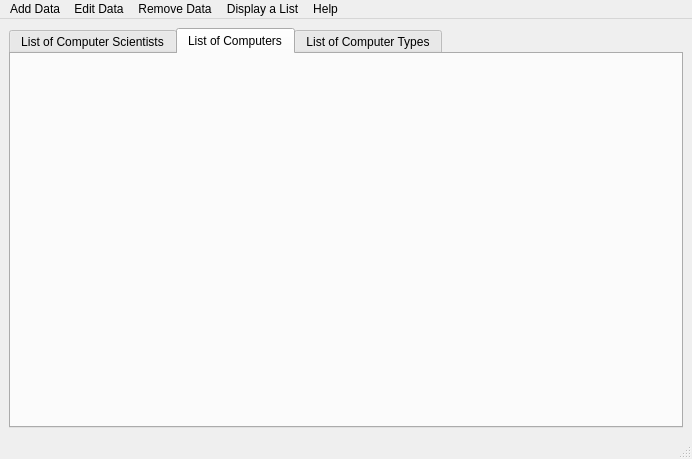
Before: the Qt Designer form UI/mainwindow.ui in JonOrnBrynjarsson/vN1w3H51, drawn with Qt 5.
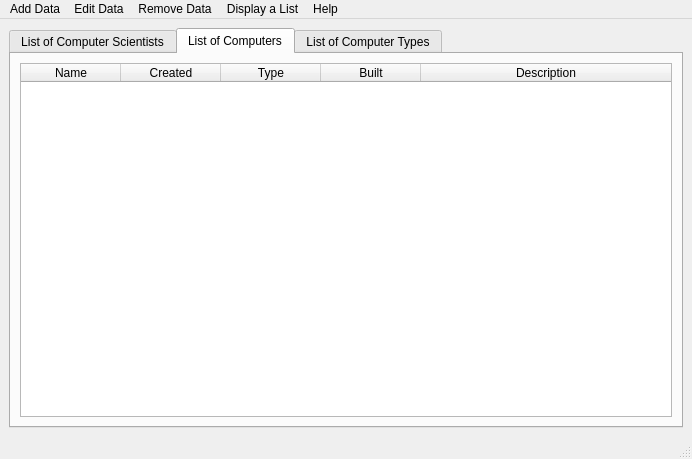
After: the same form once the commit is applied. The open tabs and pages were chosen to show the change.

Commit message: listi fyrir scienist, computer og computer types.

Patch:
```diff
--- a/UI/mainwindow.ui
+++ b/UI/mainwindow.ui
@@ -74,6 +74,46 @@
        <attribute name="title">
         <string>List of Computers</string>
        </attribute>
+       <layout class="QHBoxLayout" name="horizontalLayout">
+        <item>
+         <widget class="QTableWidget" name="databaseDisplayComputers">
+          <property name="selectionBehavior">
+           <enum>QAbstractItemView::SelectRows</enum>
+          </property>
+          <property name="sortingEnabled">
+           <bool>true</bool>
+          </property>
+          <attribute name="horizontalHeaderStretchLastSection">
+           <bool>true</bool>
+          </attribute>
+          <column>
+           <property name="text">
+            <string>Name</string>
+           </property>
+          </column>
+          <column>
+           <property name="text">
+            <string>Created</string>
+           </property>
+          </column>
+          <column>
+           <property name="text">
+            <string>Type</string>
+           </property>
+          </column>
+          <column>
+           <property name="text">
+            <string>Built</string>
+           </property>
+          </column>
+          <column>
+           <property name="text">
+            <string>Description</string>
+           </property>
+          </column>
+         </widget>
+        </item>
+       </layout>
       </widget>
       <widget class="QWidget" name="ComputerTypes">
        <attribute name="title">
```
Left out of the diff: 50 changed lines with no effect on the pictures. The commit also changes 5 other files.
